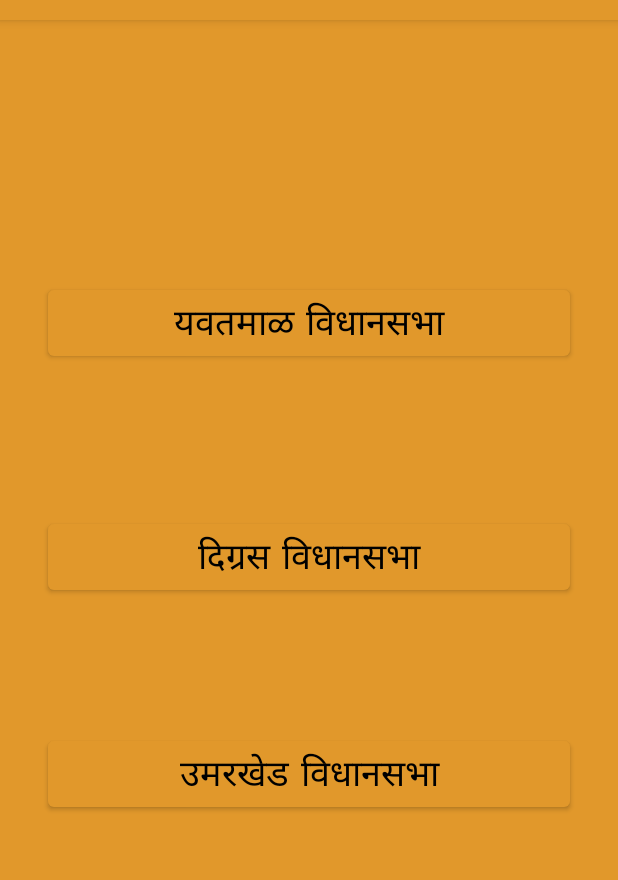
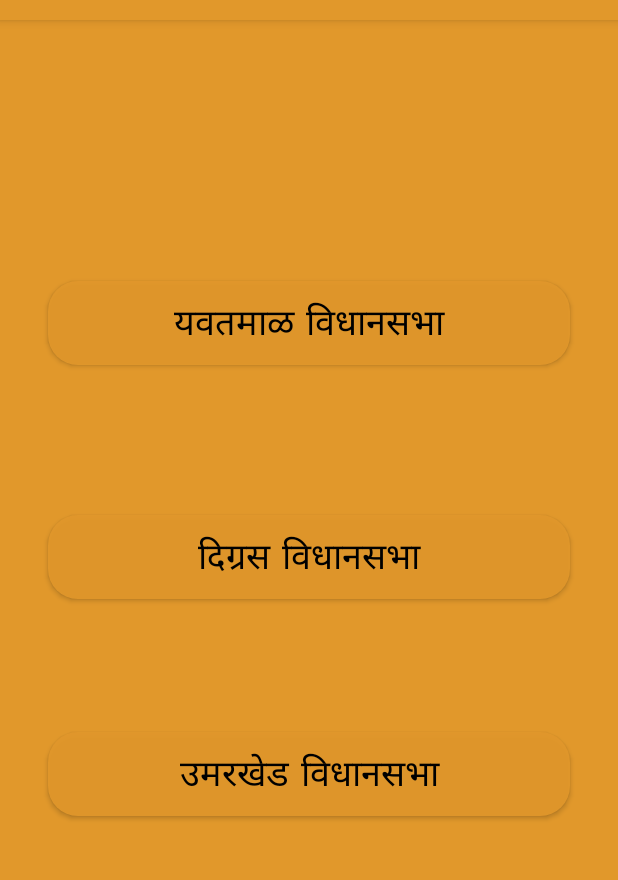
Before and after one commit to shritambaskar/shivsena_yavatmal, an Android app: the NextActivity screen opened directly, with no data from a screen before it, on a phone screen of 412 x 824 dp, the part 64-944 px from its top. Run offline under Robolectric (Android 15) with nearby library versions, the phone set to English and light mode, and no system bars.

Commit message:
Shivsena Yavatmal

```diff
--- a/app/src/main/res/drawable/rounded_bt.xml
+++ b/app/src/main/res/drawable/rounded_bt.xml
@@ -3,7 +3,7 @@
     android:shape="rectangle">
 
     <corners android:radius="20dp"/> // if you want clear round shape then make radius size is half of your  button`s height.
-    <solid android:color="#EE050505"/> // Button Colour
+    <solid android:color="#EE0B0901"/> // Button Colour
     <padding
         android:bottom="5dp"
         android:left="10dp"
--- a/app/src/main/res/layout/activity_login.xml
+++ b/app/src/main/res/layout/activity_login.xml
@@ -53,6 +53,7 @@
         android:drawableStart="@drawable/ic_password"
         android:drawableTint="@color/black"
         android:drawablePadding="12dp"
+        android:textColor="@color/black"
         android:hint="Enter Password"
         android:textColorHint="@color/black"
         android:paddingStart="20dp"
--- a/app/src/main/res/layout/activity_next.xml
+++ b/app/src/main/res/layout/activity_next.xml
@@ -13,6 +13,7 @@
         android:layout_height="wrap_content"
         android:text="यवतमाळ विधानसभा"
         android:textSize="24sp"
+        android:background="@drawable/rounded_bt"
         android:textColor="@color/black"
         android:layout_marginStart="32dp"
         android:layout_marginEnd="32dp"
@@ -29,6 +30,7 @@
         android:layout_height="wrap_content"
         android:layout_marginTop="100dp"
         android:text="दिग्रस विधानसभा"
+        android:background="@drawable/rounded_bt"
         android:textColor="@color/black"
         android:textSize="24sp"
         app:layout_constraintEnd_toEndOf="@+id/btn_yavatmal_vidhansabha"
@@ -43,6 +45,7 @@
         android:text="उमरखेड विधानसभा"
         android:textSize="24sp"
         android:textColor="@color/black"
+        android:background="@drawable/rounded_bt"
         android:layout_marginTop="40dp"
         app:layout_constraintBottom_toBottomOf="parent"
         app:layout_constraintEnd_toEndOf="@+id/btn_digras"
--- a/app/src/main/res/values/colors.xml
+++ b/app/src/main/res/values/colors.xml
@@ -1,6 +1,6 @@
 <?xml version="1.0" encoding="utf-8"?>
 <resources>
-    <color name="purple_200">#0C0500</color>
+    <color name="purple_200">#E99960</color>
     <color name="purple_500">#FFE1982B</color>
     <color name="purple_700">#FFE1982B</color>
     <color name="teal_200">#FF03DAC5</color>
```
